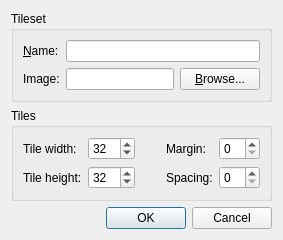
Above: src/newtilesetdialog.ui from mapeditor/tiled before the change. Below: the same form after it.
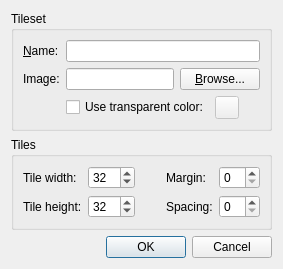
That is the form after the change. Custom widgets are drawn as their Qt base class.

Commit message:
Added support for masking tileset images based on a certain color
Mantis-issue: 3

The edit to the form file:
```diff
--- a/src/newtilesetdialog.ui
+++ b/src/newtilesetdialog.ui
@@ -42,6 +42,37 @@
         </property>
        </widget>
       </item>
+      <item row="2" column="1" colspan="2">
+       <layout class="QHBoxLayout" name="horizontalLayout">
+        <item>
+         <widget class="QCheckBox" name="useTransparentColor">
+          <property name="text">
+           <string>Use transparent color:</string>
+          </property>
+         </widget>
+        </item>
+        <item>
+         <widget class="Tiled::Internal::ColorButton" name="colorButton">
+          <property name="enabled">
+           <bool>false</bool>
+          </property>
+         </widget>
+        </item>
+        <item>
+         <spacer name="horizontalSpacer_2">
+          <property name="orientation">
+           <enum>Qt::Horizontal</enum>
+          </property>
+          <property name="sizeHint" stdset="0">
+           <size>
+            <width>0</width>
+            <height>0</height>
+           </size>
+          </property>
+         </spacer>
+        </item>
+       </layout>
+      </item>
      </layout>
     </widget>
    </item>
@@ -178,6 +209,13 @@
    </item>
   </layout>
  </widget>
+ <customwidgets>
+  <customwidget>
+   <class>Tiled::Internal::ColorButton</class>
+   <extends>QToolButton</extends>
+   <header>colorbutton.h</header>
+  </customwidget>
+ </customwidgets>
  <resources/>
  <connections>
   <connection>
```
Left out of the diff: 16 changed lines with no effect on the pictures. The commit also changes 10 other files.
